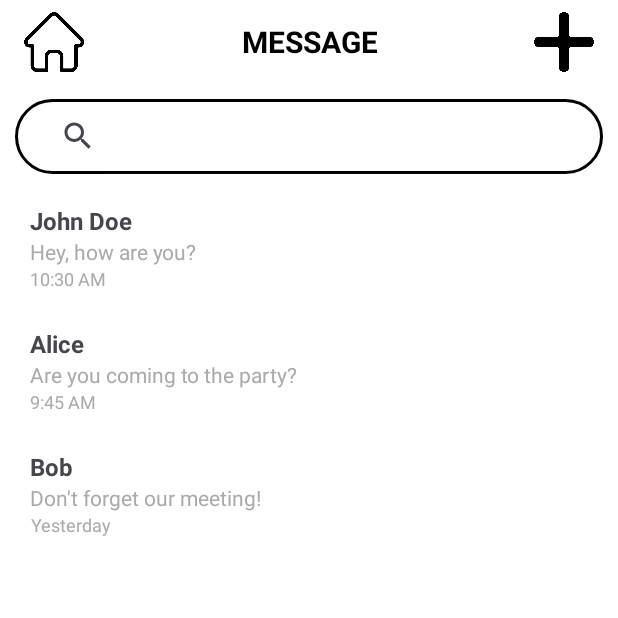
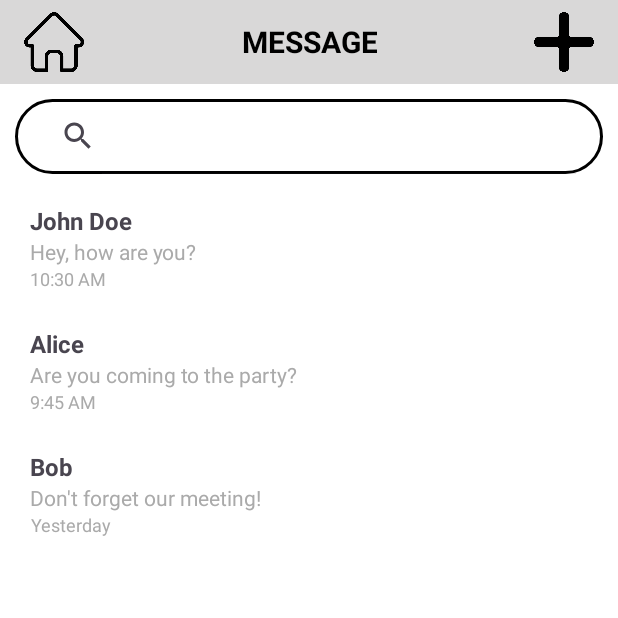
Before and after one commit to letmehear159/SelfAlarmMoblieApp, an Android app: the MessageActivity screen opened directly, with no data from a screen before it, on a phone screen of 412 x 824 dp, the top half of it. Run offline under Robolectric (Android 15) with nearby library versions, the phone set to English and light mode, and no system bars; our stand-ins replace CircleImageView.

Commit message:
adjust layout

```diff
--- a/app/src/main/res/layout/activity_message.xml
+++ b/app/src/main/res/layout/activity_message.xml
@@ -5,14 +5,14 @@
     android:id="@+id/message_screen"
     android:layout_width="match_parent"
     android:layout_height="match_parent"
-    android:background="@color/white"
+    android:background="@color/background"
     tools:context=".activity.messageActivity.MessageActivity">
 
     <androidx.appcompat.widget.Toolbar
         android:id="@+id/toolbar"
         android:layout_width="match_parent"
         android:layout_height="56dp"
-        android:background="@color/white"
+        android:background="@color/surface"
         app:popupTheme="@style/ThemeOverlay.AppCompat.Dark"
         app:layout_constraintTop_toTopOf="parent"
         app:layout_constraintStart_toStartOf="parent"
@@ -24,7 +24,7 @@
             android:layout_height="40dp"
             android:layout_marginStart="16dp"
             android:scaleType="centerInside"
-            app:tint="@color/black"
+            app:tint="@color/on_surface"
             android:background="?attr/selectableItemBackground"
             android:src="@drawable/home"/>
 
@@ -35,7 +35,7 @@
             android:text="MESSAGE"
             android:textSize="20sp"
             android:textStyle="bold"
-            android:textColor="@color/black"
+            android:textColor="@color/on_surface"
             android:gravity="center"
             android:layout_gravity="center" />
 
@@ -46,10 +46,9 @@
             android:layout_gravity="end"
             android:layout_marginEnd="16dp"
             android:scaleType="centerInside"
-            app:tint="@color/black"
+            app:tint="@color/on_surface"
             android:background="?attr/selectableItemBackground"
             android:src="@drawable/add"/>
-
     </androidx.appcompat.widget.Toolbar>
 
     <androidx.appcompat.widget.SearchView
@@ -59,7 +58,7 @@
         android:layout_margin="10dp"
         android:background="@drawable/search_bar_bg"
         android:queryHint="Search"
-        android:tint="@color/white"
+        android:tint="@color/on_surface"
         app:iconifiedByDefault="false"
         app:layout_constraintTop_toBottomOf="@id/toolbar"
         app:layout_constraintStart_toStartOf="parent"
@@ -75,5 +74,4 @@
         app:layout_constraintEnd_toEndOf="parent"
         android:padding="8dp"
         android:clipToPadding="false"/>
-
 </androidx.constraintlayout.widget.ConstraintLayout>
```
Lines whose indentation alone changed are shown as unchanged.
